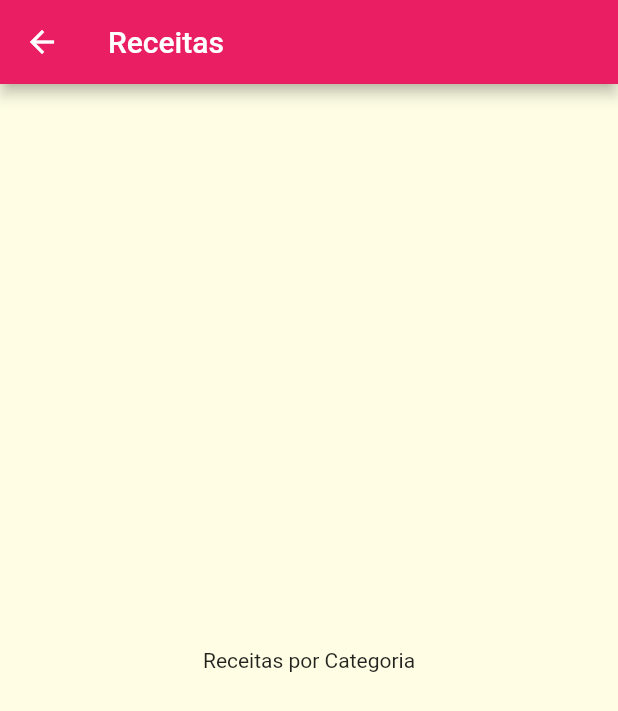
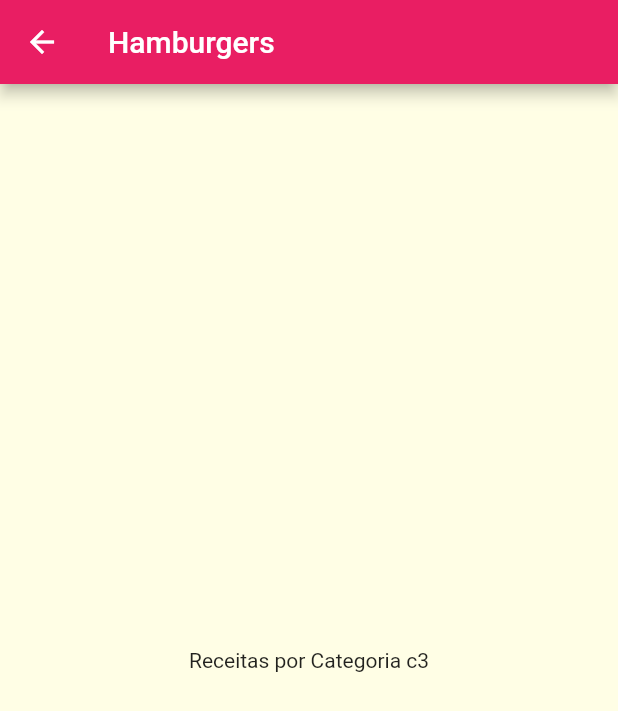
Before and after one commit to enilsonfilho/restaurant-app, a Flutter app: the screen it shows after launch, after a tap on "Hamburgers", on a phone screen of 412 x 824 dp. Shown: the top 711 px of the screen. Run offline on Flutter 3.47's test engine with Material 2 defaults, Android fonts, the phone set to English and light mode, and no system bars.

Commit message:
feat: add Category view

```diff
--- a/lib/components/category_item.dart
+++ b/lib/components/category_item.dart
@@ -12,7 +12,7 @@ class CategoryItem extends StatelessWidget {
     Navigator.of(context).push(
       MaterialPageRoute(
         builder: (_) {
-          return CategoriesMealsScreen();
+          return CategoriesMealsScreen(category);
         },
       ),
     );
--- a/lib/screens/categories_meals_screen.dart
+++ b/lib/screens/categories_meals_screen.dart
@@ -1,16 +1,20 @@
+import 'package:app_restaurante/models/category.dart';
 import 'package:flutter/material.dart';
 
 class CategoriesMealsScreen extends StatelessWidget {
-  const CategoriesMealsScreen({super.key});
+
+  final Category category;
+
+  const CategoriesMealsScreen(this.category);
 
   @override
   Widget build(BuildContext context) {
     return Scaffold(
       appBar: AppBar(
-        title: const Text('Receitas'),
+        title: Text(category.title),
       ),
-      body: const Center(
-        child: Text('Receitas por Categoria'),
+      body: Center(
+        child: Text('Receitas por Categoria ${category.id}'),
       ),
     );
   }
```
